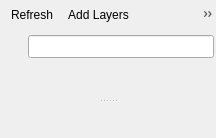
Old version of the form src/ui/qgsbrowserdockwidgetbase.ui in the repository carsmie/QGIS.
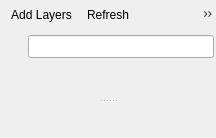
New version of the form. Icons and pictures are not drawn. Custom widgets are drawn as their Qt base class.

Commit message: [browser] slight re-ordering and icon improvements

What changed in the file:
```diff
--- a/src/ui/qgsbrowserdockwidgetbase.ui
+++ b/src/ui/qgsbrowserdockwidgetbase.ui
@@ -41,8 +41,8 @@
       <property name="floatable">
        <bool>false</bool>
       </property>
-      <addaction name="mActionRefresh"/>
       <addaction name="mActionAddLayers"/>
+      <addaction name="mActionRefresh"/>
       <addaction name="mActionShowFilter"/>
       <addaction name="mActionCollapse"/>
       <addaction name="mActionPropertiesWidget"/>
```
Left out of the diff: 20 changed lines with no effect on the pictures. The commit also changes 2 other files.
